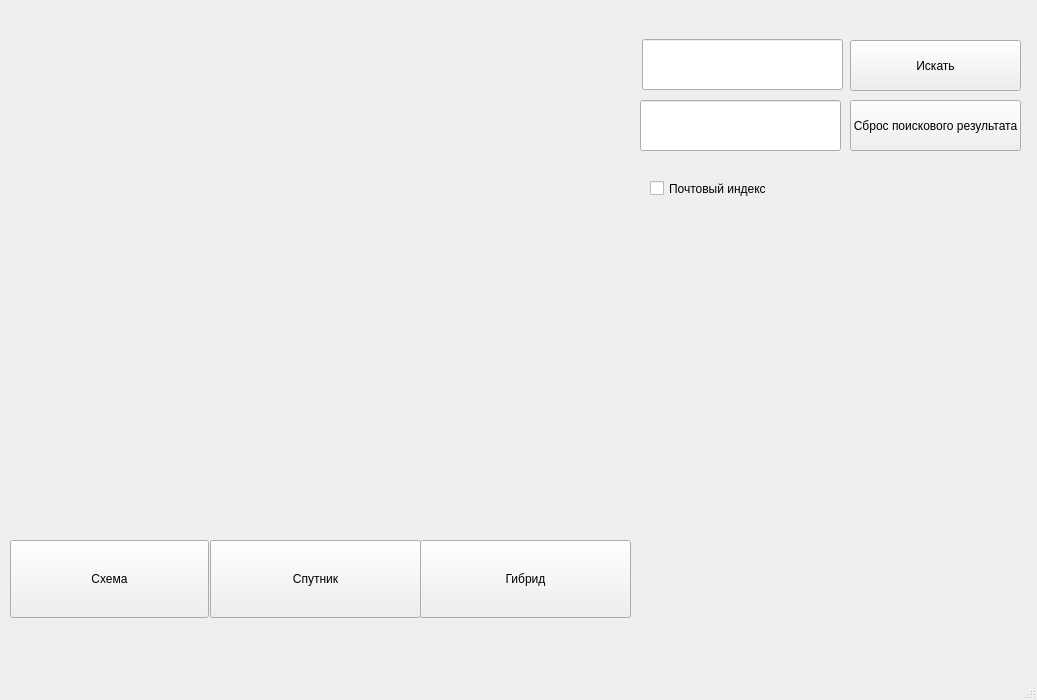
Qt form kar.ui (maxijer/YandexMAP) before a commit.
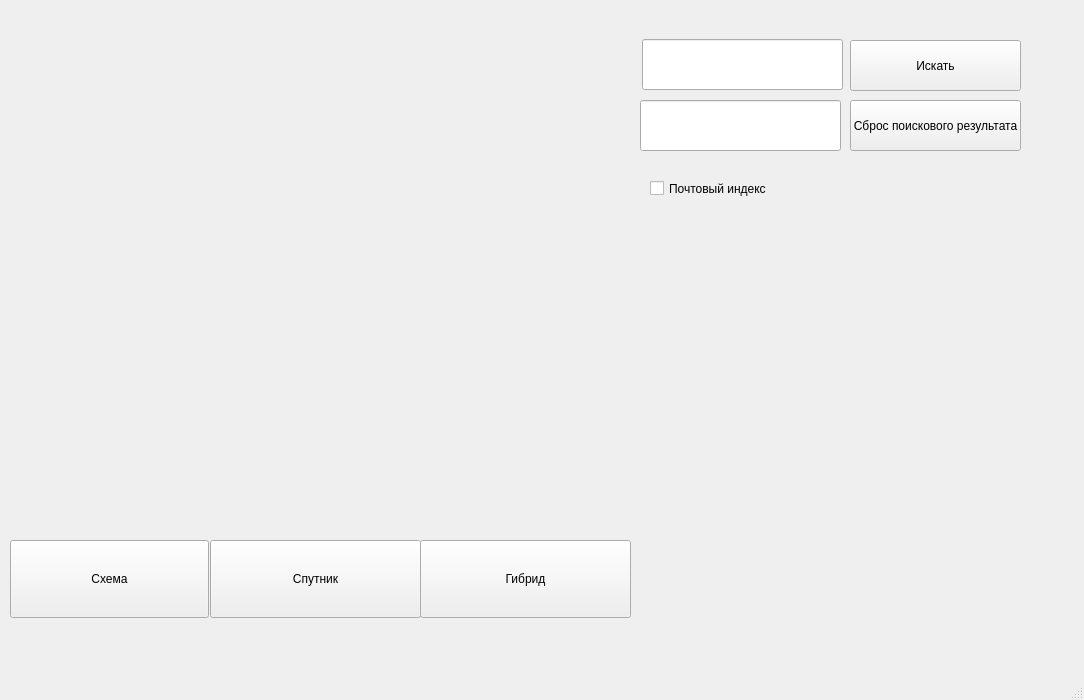
The same form after that commit.

```diff
--- a/kar.ui
+++ b/kar.ui
@@ -6,7 +6,7 @@
    <rect>
     <x>0</x>
     <y>0</y>
-    <width>1037</width>
+    <width>1084</width>
     <height>700</height>
    </rect>
   </property>
@@ -143,6 +143,19 @@
      <string>Почтовый индекс</string>
     </property>
    </widget>
+   <widget class="QLabel" name="label">
+    <property name="geometry">
+     <rect>
+      <x>646</x>
+      <y>212</y>
+      <width>421</width>
+      <height>51</height>
+     </rect>
+    </property>
+    <property name="text">
+     <string/>
+    </property>
+   </widget>
   </widget>
   <widget class="QMenuBar" name="menubar">
    <property name="geometry">
```
Left out of the diff: 2 changed lines with no effect on the pictures.
